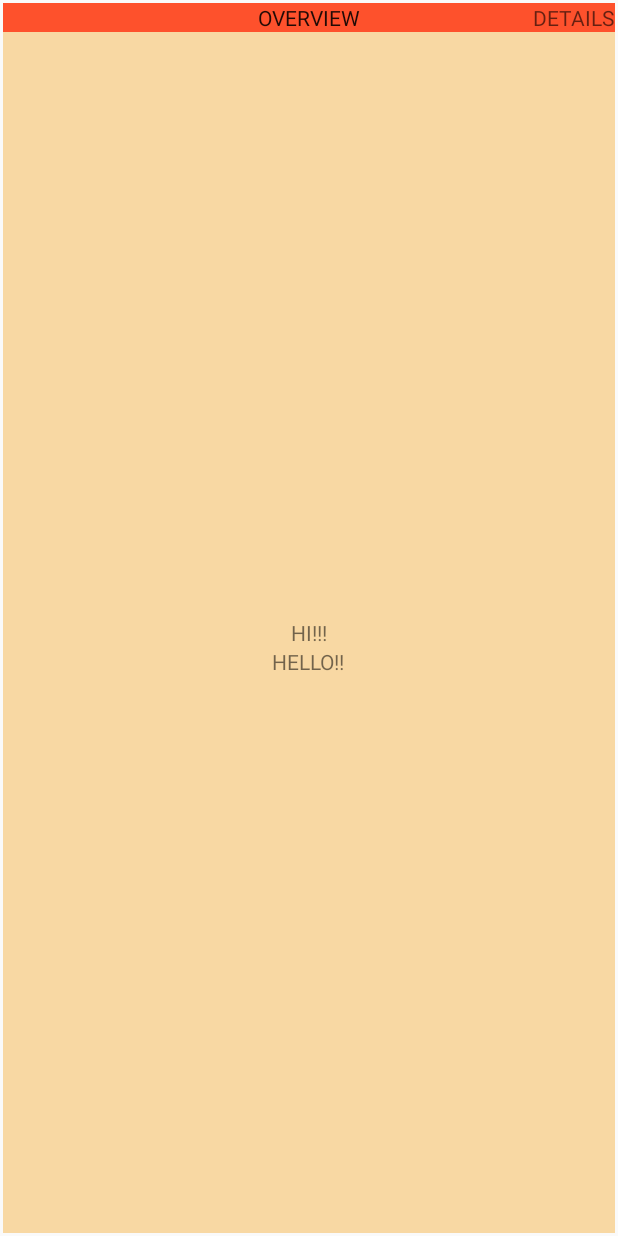
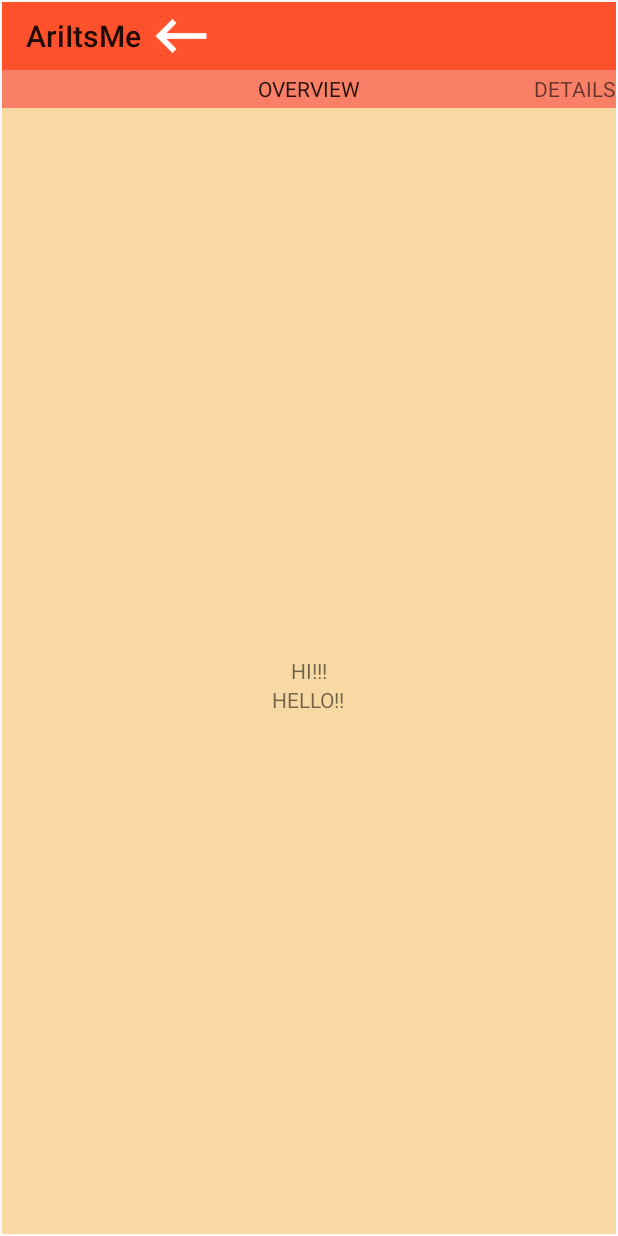
Before and after one commit to technoAri/AriItsMe, an Android app: the ExperienceActivity screen opened directly, with no data from a screen before it, on a phone screen of 412 x 824 dp. Run offline under Robolectric (Android 15) with nearby library versions, the phone set to English and light mode, and no system bars.

Commit message:
toolbar differentiated for homescreen and others, back button added

```diff
--- a/app/src/main/java/com/example/hppc/ariitsme/Activities/ExperienceActivity.java
+++ b/app/src/main/java/com/example/hppc/ariitsme/Activities/ExperienceActivity.java
@@ -1,6 +1,7 @@
 package com.example.hppc.ariitsme.Activities;
 
 
+import android.content.Context;
 import android.support.v4.app.Fragment;
 import android.support.v4.app.FragmentActivity;
 import android.support.v4.app.FragmentManager;
@@ -23,7 +24,7 @@ import java.util.List;
 
 import static android.app.PendingIntent.getActivity;
 
-public class ExperienceActivity extends FragmentActivity {
+public class ExperienceActivity extends AppCompatActivity {
 
     MyPageAdapter pageAdapter;
     TextView tv1, tv2;
@@ -32,17 +33,13 @@ public class ExperienceActivity extends FragmentActivity {
     protected void onCreate(Bundle savedInstanceState) {
         super.onCreate(savedInstanceState);
         setContentView(R.layout.activity_experience);
-
-        //View view = inflater.inflate(R.layout.fragment, container, false);
-//        Toolbar toolbar = (Toolbar) findViewById(R.id.toolbar);
-//
-//        //set toolbar appearance
-//        //toolbar.setBackground(R.color.material_blue_grey_800);
-//
-//        //for crate home button
-//        AppCompatActivity activity = (AppCompatActivity)getApplicationContext();
+        Toolbar toolbar = (Toolbar) findViewById(R.id.toolbar_activities);
+        setSupportActionBar(toolbar);
+//        Toolbar toolbar = (Toolbar) findViewById(R.id.toolbar_activities);
+//        AppCompatActivity activity = (AppCompatActivity) getActivity();
 //        activity.setSupportActionBar(toolbar);
 //        activity.getSupportActionBar().setDisplayHomeAsUpEnabled(true);
+
         List<Fragment> fragments = getFragments();
 
         pageAdapter = new MyPageAdapter(getSupportFragmentManager(), fragments);
--- a/app/src/main/java/com/example/hppc/ariitsme/Activities/HomeScreenActivity.java
+++ b/app/src/main/java/com/example/hppc/ariitsme/Activities/HomeScreenActivity.java
@@ -19,7 +19,7 @@ import com.example.hppc.ariitsme.R;
 public class HomeScreenActivity extends AppCompatActivity {
 
     private String[] mNavigationDrawerItemTitles;
-    private DrawerLayout mDrawerLayout;
+    public static DrawerLayout mDrawerLayout;
     private ListView mDrawerList;
 
     Button menuButton;
--- a/app/src/main/res/layout/activity_about_me.xml
+++ b/app/src/main/res/layout/activity_about_me.xml
@@ -7,7 +7,7 @@
     android:background="#f8b2a3">
 
     <include
-        layout="@layout/toolbar"
+        layout="@layout/toolbar_activities"
         android:layout_width="match_parent"
         android:layout_height="wrap_content"/>
 
--- a/app/src/main/res/layout/activity_experience.xml
+++ b/app/src/main/res/layout/activity_experience.xml
@@ -3,23 +3,30 @@
     xmlns:tools="http://schemas.android.com/tools"
     android:layout_width="match_parent"
     android:layout_height="match_parent"
-    android:paddingBottom="2dp"
-    android:paddingLeft="2dp"
-    android:paddingRight="2dp"
-    android:paddingTop="2dp"
+    android:paddingBottom="1dp"
+    android:paddingLeft="1dp"
+    android:paddingRight="1dp"
+    android:paddingTop="1dp"
     tools:context="com.example.hppc.ariitsme.Activities.ExperienceActivity">
+
+    <include
+        android:id="@+id/toolbar_activities_include"
+        layout="@layout/toolbar_activities"
+        android:layout_width="match_parent"
+        android:layout_height="wrap_content"/>
 
     <android.support.v4.view.ViewPager
         android:id="@+id/viewpager"
+        android:layout_below="@+id/toolbar_activities_include"
         android:layout_width="fill_parent"
         android:layout_height="fill_parent">
 
         <android.support.v4.view.PagerTitleStrip
             android:id="@+id/titleVP"
             android:layout_width="wrap_content"
-            android:layout_height="wrap_content"
-            android:layout_gravity="top"
-            android:background="#FE512C"/>
+            android:layout_height="25dp"
+            android:gravity="center"
+            android:background="#F98066"/>
     </android.support.v4.view.ViewPager>
 
 </RelativeLayout>
--- a/app/src/main/res/layout/myfragment_layout.xml
+++ b/app/src/main/res/layout/myfragment_layout.xml
@@ -4,6 +4,11 @@
     android:layout_height="match_parent"
     android:orientation="vertical"
     android:background="#f8d8a3">
+
+    <!--<include-->
+        <!--layout="@layout/toolbar_activities"-->
+        <!--android:layout_width="match_parent"-->
+        <!--android:layout_height="wrap_content"/>-->
     <TextView
         android:id="@+id/textView"
         android:layout_width="wrap_content"
--- /dev/null
+++ b/app/src/main/res/layout/toolbar_activities.xml
@@ -0,0 +1,22 @@
+<?xml version="1.0" encoding="utf-8"?>
+<LinearLayout xmlns:android="http://schemas.android.com/apk/res/android"
+    xmlns:app="http://schemas.android.com/apk/res-auto"
+    android:orientation="vertical"
+    android:layout_width="match_parent"
+    android:layout_height="match_parent">
+
+    <android.support.v7.widget.Toolbar
+        android:id="@+id/toolbar_activities"
+        android:minHeight="?attr/actionBarSize"
+        android:layout_width="match_parent"
+        android:layout_height="45dp"
+        android:background="#FE512C">
+
+        <Button
+            android:id="@+id/back_button"
+            android:layout_width="45dp"
+            android:layout_height="wrap_content"
+            android:background="@drawable/ic_keyboard_backspace" />
+    </android.support.v7.widget.Toolbar>
+
+</LinearLayout>
```
Also changed, not shown: app/src/main/java/com/example/hppc/ariitsme/Activities/AboutMeActivity.java (+41 -5 lines), app/src/main/res/drawable/ic_keyboard_backspace.png (added).
